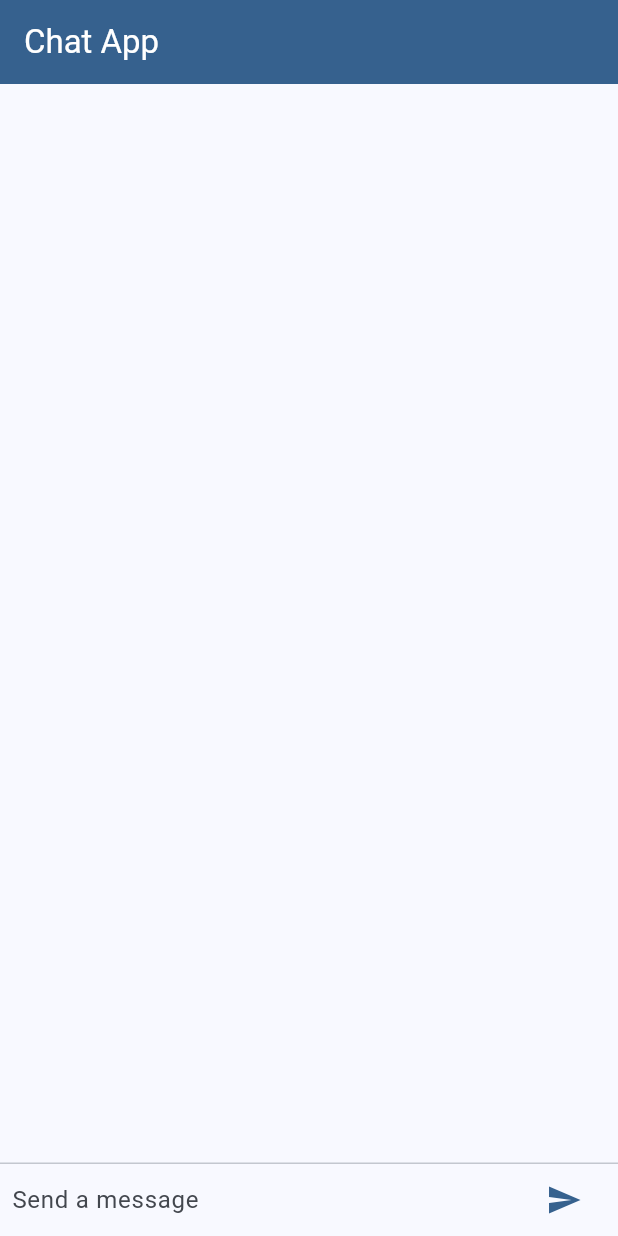
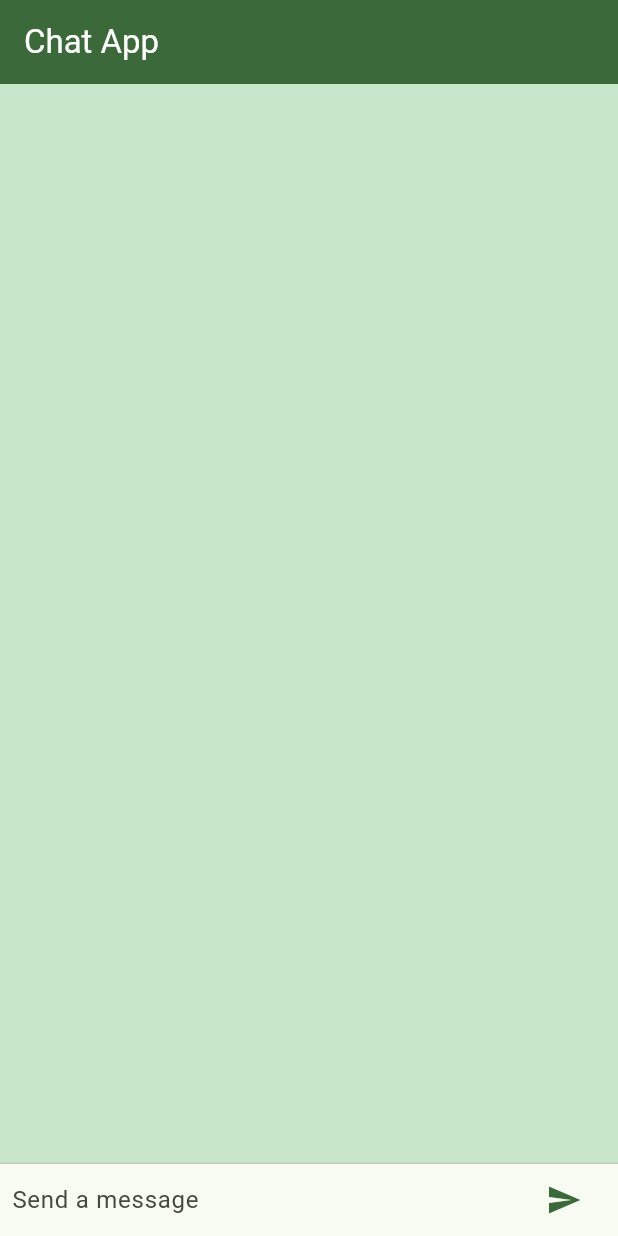
Before and after one commit to could-ai/01986f5f-aa73-73ec-aaa1-2abf18d45007, a Flutter app: the screen it shows after launch, on a phone screen of 412 x 824 dp. Run offline on Flutter 3.47's test engine with Material 3 defaults, Android fonts, the phone set to English and light mode, and no system bars.

Commit message:
Change app theme and background color to green

```diff
--- a/usr/lib/main.dart
+++ b/usr/lib/main.dart
@@ -13,7 +13,8 @@ class MyApp extends StatelessWidget {
       title: 'Chat App',
       debugShowCheckedModeBanner: false,
       theme: ThemeData(
-        colorScheme: ColorScheme.fromSeed(seedColor: Colors.blue),
+        colorScheme: ColorScheme.fromSeed(seedColor: Colors.green),
+        scaffoldBackgroundColor: Colors.green[100],
         useMaterial3: true,
       ),
       home: const ChatScreen(),
```
